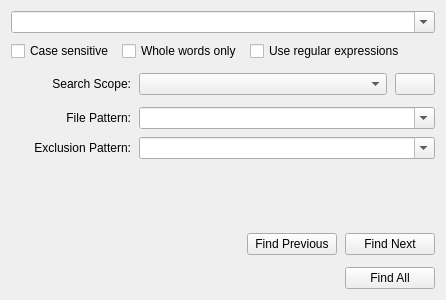
Old version of the form App/panes/find_replace/find_widget.ui in the repository fengzhu2007/anycode.
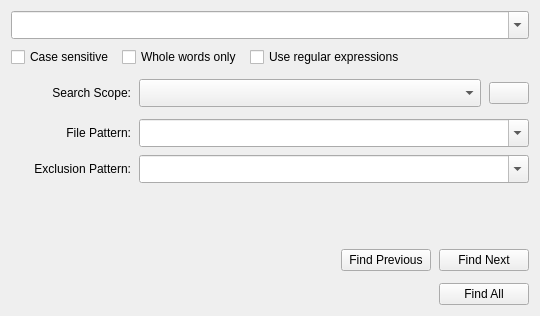
New version of the form. Icons and pictures are not drawn.

```diff
--- a/App/panes/find_replace/find_widget.ui
+++ b/App/panes/find_replace/find_widget.ui
@@ -6,8 +6,8 @@
    <rect>
     <x>0</x>
     <y>0</y>
-    <width>446</width>
-    <height>300</height>
+    <width>540</width>
+    <height>316</height>
    </rect>
   </property>
   <property name="windowTitle">
@@ -19,6 +19,12 @@
    </property>
    <item>
     <widget class="QComboBox" name="find">
+     <property name="minimumSize">
+      <size>
+       <width>0</width>
+       <height>28</height>
+      </size>
+     </property>
      <property name="focusPolicy">
       <enum>Qt::StrongFocus</enum>
      </property>
@@ -119,6 +125,12 @@
          <verstretch>0</verstretch>
         </sizepolicy>
        </property>
+       <property name="minimumSize">
+        <size>
+         <width>0</width>
+         <height>28</height>
+        </size>
+       </property>
       </widget>
      </item>
      <item>
@@ -176,6 +188,12 @@
          <verstretch>0</verstretch>
         </sizepolicy>
        </property>
+       <property name="minimumSize">
+        <size>
+         <width>0</width>
+         <height>28</height>
+        </size>
+       </property>
        <property name="editable">
         <bool>true</bool>
        </property>
@@ -209,6 +227,12 @@
          <verstretch>0</verstretch>
         </sizepolicy>
        </property>
+       <property name="minimumSize">
+        <size>
+         <width>0</width>
+         <height>28</height>
+        </size>
+       </property>
        <property name="editable">
         <bool>true</bool>
        </property>
```
